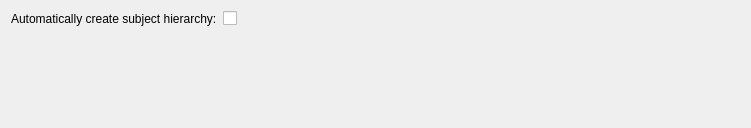
This is Modules/Loadable/SubjectHierarchy/Resources/UI/qSlicerSubjectHierarchySettingsPanel.ui in Slicer/SlicerGitSVNArchive as Qt 5 draws it before an edit. The edited form follows.
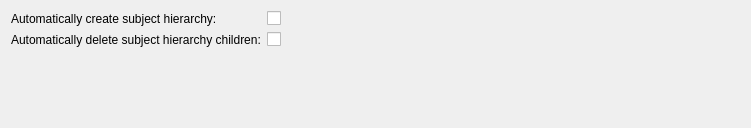
This is the edited form. Custom widgets are drawn as their Qt base class.

Commit message:
ENH: Add auto-delete subject hierarchy children to Application Settings
This commit adds an entry in the SubjectHierarchy settings panel for
the property autoDeleteSubjectHierarchyChildren added in the previous
commit.

This is the parallel to was done for autoCreateSubjectHierarchy property
in r24574 (ENH: Added auto-create subject hierarchy option to Application
Settings)

```diff
--- a/Modules/Loadable/SubjectHierarchy/Resources/UI/qSlicerSubjectHierarchySettingsPanel.ui
+++ b/Modules/Loadable/SubjectHierarchy/Resources/UI/qSlicerSubjectHierarchySettingsPanel.ui
@@ -34,6 +34,26 @@
      </property>
     </widget>
    </item>
+   <item row="1" column="0">
+    <widget class="QLabel" name="AutoDeleteSubjectHierarchyChildrenEnabledLabel">
+     <property name="text">
+      <string>Automatically delete subject hierarchy children:</string>
+     </property>
+     <property name="toolTip">
+      <string>Automatically delete subject hierarchy children for nodes removed from the scene.</string>
+     </property>
+    </widget>
+   </item>
+   <item row="1" column="1">
+    <widget class="QCheckBox" name="AutoDeleteSubjectHierarchyChildrenEnabledCheckBox">
+     <property name="text">
+      <string/>
+     </property>
+     <property name="toolTip">
+      <string>Automatically delete subject hierarchy children for nodes removed from the scene.</string>
+     </property>
+    </widget>
+   </item>
   </layout>
  </widget>
  <customwidgets>
```
The commit also changes 3 other files.
